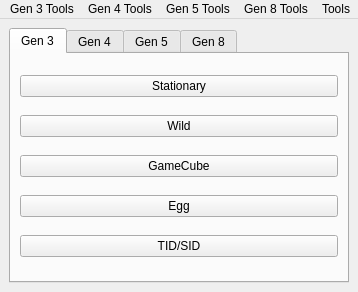
Qt form Source/Forms/MainWindow.ui (Admiral-Fish/PokeFinder) before a commit.
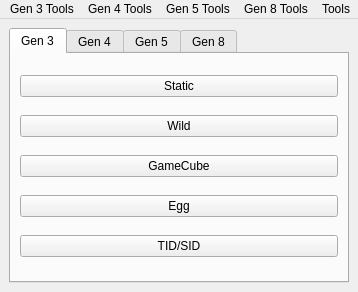
The same form after that commit. Icons and pictures are not drawn.

Commit message: Change naming of Stationary to Static

```diff
--- a/Source/Forms/MainWindow.ui
+++ b/Source/Forms/MainWindow.ui
@@ -26,7 +26,7 @@
         <item row="0" column="0">
          <widget class="QPushButton" name="pushButtonStationary3">
           <property name="text">
-           <string>Stationary</string>
+           <string>Static</string>
           </property>
          </widget>
         </item>
```
Left out of the diff: 16 changed lines with no effect on the pictures. The commit also changes 95 other files.
